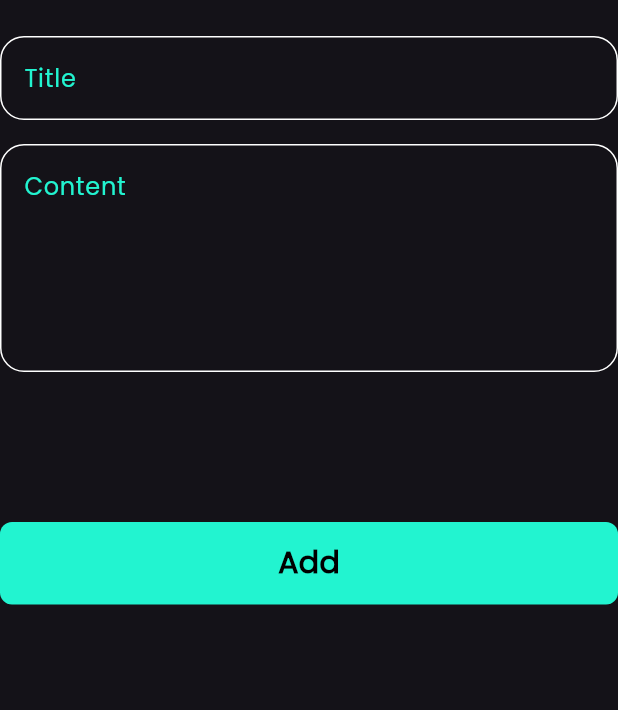
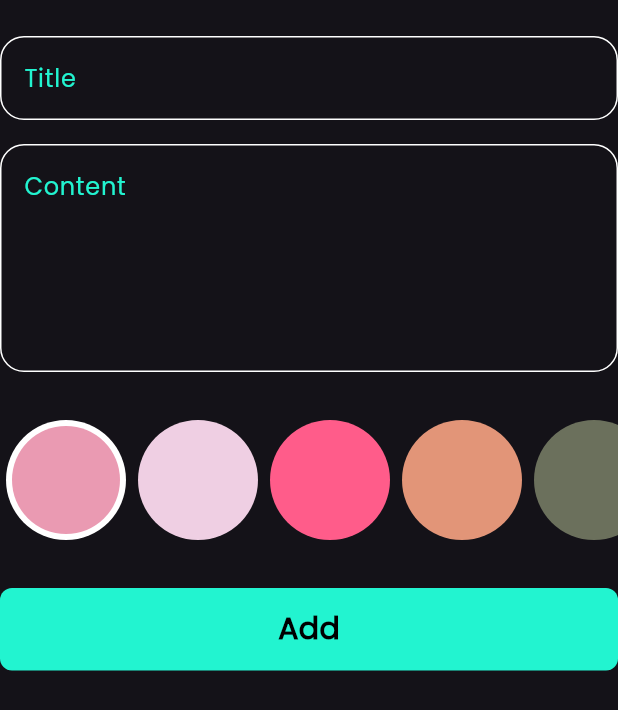
Before and after one commit to tasneemakhaled/notes_app, a Flutter app: the AddNoteForm widget shown alone on an empty page, opened directly, on a phone screen of 412 x 824 dp. Shown: the top 710 px of the screen. Run offline on Flutter 3.47's test engine with Material 3 defaults, Android fonts, the phone set to English and light mode, and no system bars; our stand-ins replace bloc, flutter_bloc, font_awesome_flutter, hive, hive_flutter, modal_progress_hud_nsn; accounts and stored records are empty.

Commit message:
create colors list part2

```diff
--- a/lib/widgets/add_note_form.dart
+++ b/lib/widgets/add_note_form.dart
@@ -2,6 +2,7 @@ import 'package:flutter/material.dart';
 import 'package:flutter_bloc/flutter_bloc.dart';
 import 'package:notes_app/cubits/AddNote/add_notes_cubit.dart';
 import 'package:notes_app/models/note_model.dart';
+import 'package:notes_app/widgets/colors_list_view.dart';
 import 'package:notes_app/widgets/custom_button.dart';
 import 'package:notes_app/widgets/custom_text_field.dart';
 import 'package:intl/intl.dart';
@@ -46,7 +47,11 @@ class _AddNoteFormState extends State<AddNoteForm> {
             maxLines: 5,
           ),
           SizedBox(
-            height: 100,
+            height: 32,
+          ),
+          ColorsListView(),
+          SizedBox(
+            height: 32,
           ),
           BlocBuilder<AddNotesCubit, AddNotesState>(
             builder: (context, state) {
--- a/lib/widgets/colors_list_view.dart
+++ b/lib/widgets/colors_list_view.dart
@@ -1,19 +1,89 @@
 import 'package:flutter/material.dart';
-import 'package:notes_app/widgets/color_item.dart';
 
-class ColorsListView extends StatelessWidget {
+class ColorItem extends StatelessWidget {
+  const ColorItem({super.key, required this.isActive, required this.color});
+  final bool isActive;
+  final Color color;
+  @override
+  Widget build(BuildContext context) {
+    return isActive
+        ? CircleAvatar(
+            radius: 40,
+            backgroundColor: Colors.white,
+            child: CircleAvatar(
+              radius: 36,
+              backgroundColor: color,
+            ),
+          )
+        : CircleAvatar(
+            radius: 40,
+            backgroundColor: color,
+          );
+  }
+}
+
+class ColorsListView extends StatefulWidget {
   const ColorsListView({super.key});
 
   @override
+  State<ColorsListView> createState() => _ColorsListViewState();
+}
+
+class _ColorsListViewState extends State<ColorsListView> {
+  int currentIndex = 0;
+  List<Color> colors = [
+    Color(0xffea9ab2),
+    Color(0xffefcfe3),
+    Color(0xffff5c8a),
+    Color(0xffe29578),
+    Color(0xff6b705c),
+    Color(0xffa5a58d),
+    Color(0xffb7b7a4),
+    Color(0xffddbea9),
+    Color(0xff007ea7),
+    Color(0xff997b66),
+  ];
+  @override
   Widget build(BuildContext context) {
     return SizedBox(
-      height: 60,
+      height: 80,
       child: ListView.builder(
           scrollDirection: Axis.horizontal,
-          itemCount: 10,
+          itemCount: colors.length,
           itemBuilder: (context, index) {
-            return ColorItem();
+            return Padding(
+              padding: const EdgeInsets.symmetric(horizontal: 4.0),
+              child: GestureDetector(
+                onTap: () {
+                  currentIndex = index;
+                  setState(() {});
+                },
+                child: ColorItem(
+                  color: colors[index],
+                  isActive: currentIndex == index,
+                ),
+              ),
+            );
           }),
     );
   }
 }
+/*
+0xffA9927D
+9c6644
+7f5539
+bbd0ff
+b8c0ff
+c8b6ff
+e7c6ff
+ffd6ff
+ddb892
+ede0d4
+b08968
+a9d6e5
+89c2d9
+61a5c2
+014f86
+013a63
+012a4a
+*/
```
Also changed, not shown: lib/widgets/color_item.dart (deleted, +0 -13 lines).
